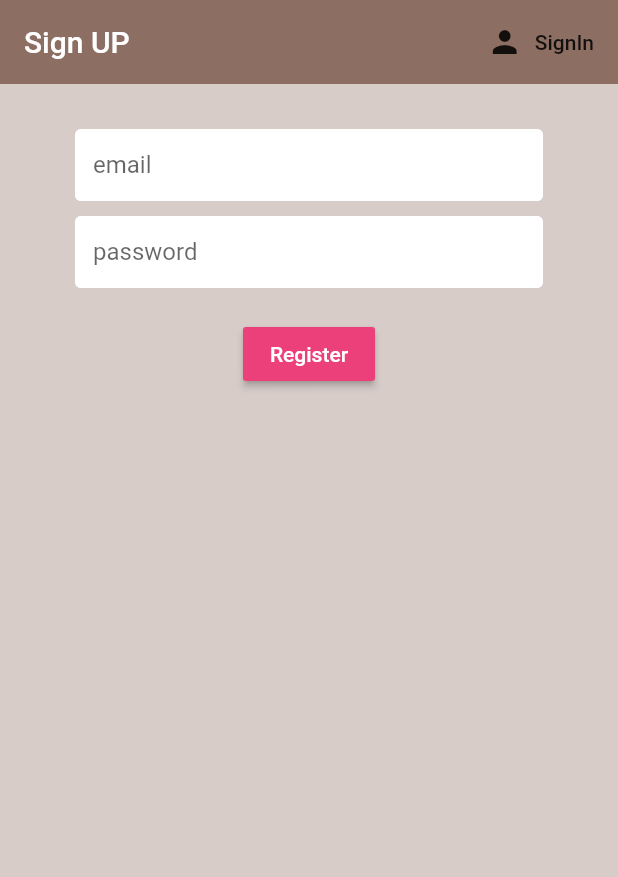
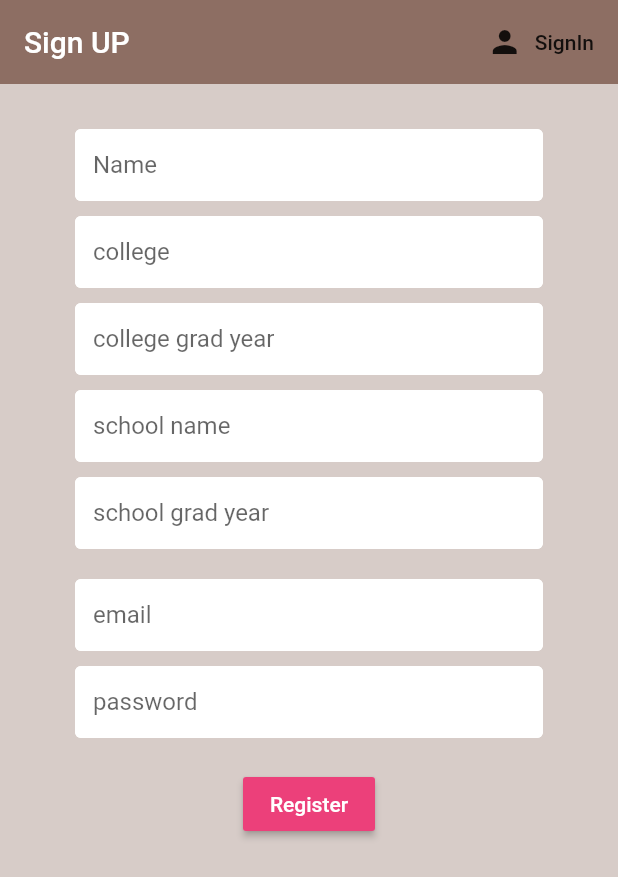
Before and after one commit to singh-yashwant/reconnect, a Flutter app: the screen it shows after launch, after a tap on "Register", on a phone screen of 412 x 824 dp. Shown: the top 877 px of the screen. Run offline on Flutter 3.47's test engine with Material 2 defaults, Android fonts, the phone set to English and light mode, and no system bars; our stand-ins replace cloud_firestore, firebase_auth, flutter_spinkit; accounts and stored records are empty.

Commit message:
users database created and linked with registerarion method

```diff
--- a/lib/screens/authenticate/register.dart
+++ b/lib/screens/authenticate/register.dart
@@ -21,6 +21,11 @@ class _RegisterState extends State<Register> {
 	// text field state
 	String email = "";
 	String password = "";
+	String name = "";
+	String college = "";
+	String college_batch = "";
+	String school = "";
+	String school_batch = "";
 	String error = "";
 
 	@override
@@ -46,8 +51,39 @@ class _RegisterState extends State<Register> {
 						children: <Widget>[
 							SizedBox(height: 10,),
 							TextFormField(
+								decoration: textInputDecoration.copyWith(hintText: 'Name',),
+								validator: (val) => val.isEmpty ? "Enter a valid name" : null,
+								onChanged: (val) {setState(() => name = val);},
+							),
+							SizedBox(height: 10,),
+							TextFormField(
+								decoration: textInputDecoration.copyWith(hintText: 'college'),
+								validator: (val) => val.isEmpty ? "Enter a valid college name" : null,
+								onChanged: (val) {setState(() => college = val);},
+							),
+							SizedBox(height: 10,),
+							TextFormField(
+								decoration: textInputDecoration.copyWith(hintText: 'college grad year'),
+								validator: (val) => val.isEmpty ? "Enter a valid year" : null,
+								onChanged: (val) {setState(() => college_batch = val);},
+							),
+							SizedBox(height: 10,),
+							TextFormField(
+								decoration: textInputDecoration.copyWith(hintText: 'school name'),
+								validator: (val) => val.isEmpty ? "Enter a valid school name" : null,
+								onChanged: (val) {setState(() => school = val);},
+							),
+							SizedBox(height: 10,),
+							TextFormField(
+								decoration: textInputDecoration.copyWith(hintText: 'school grad year'),
+								validator: (val) => val.isEmpty ? "Enter a valid year" : null,
+								onChanged: (val) {setState(() => school_batch = val);},
+							),
+							SizedBox(height: 10,),
+							SizedBox(height: 10,),
+							TextFormField(
 								decoration: textInputDecoration.copyWith(hintText: 'email'),
-								validator: (val) => val.isEmpty ? "Enter an email" : null,
+								validator: (val) => val.isEmpty ? "Enter a valid email" : null,
 								onChanged: (val) {setState(() => email = val);},
 							),
 							SizedBox(height: 10,),
@@ -66,7 +102,8 @@ class _RegisterState extends State<Register> {
 								onPressed: () async {
 									setState(() => loading = true);
 									if(_formKey.currentState.validate()){
-										dynamic result = await _auth.registerWithEmailAndPassword(email, password);
+										dynamic result = await _auth.registerWithEmailAndPassword(email, password, name, school,
+										college, school_batch, college_batch);
 										if(result == null){
 											setState(() {
 											  error = "Firebase validation failed";
@@ -77,6 +114,7 @@ class _RegisterState extends State<Register> {
 									}
 									else{
 										print("form validation faild");
+										setState(() => loading = false);
 									}
 								},
 							),
--- a/lib/services/auth.dart
+++ b/lib/services/auth.dart
@@ -1,12 +1,14 @@
+import 'package:cloud_firestore/cloud_firestore.dart';
 import 'package:firebase_auth/firebase_auth.dart';
 import 'package:reconnect/models/user_model.dart';
 
 class AuthService {
 
 	final FirebaseAuth _auth = FirebaseAuth.instance;
+	final db = Firestore.instance;
 
 	// create user object from firebase user object
-	User _userFromFirebaseUser(FirebaseUser user){
+	User _userFromFirebaseUser(FirebaseUser user) {
 		return user != null ? User(uid: user.uid) : null;
 	}
 
@@ -40,13 +42,18 @@ class AuthService {
 		}
 	}
 
-	// register with email and
-	Future registerWithEmailAndPassword(String email, String password) async{
+	// register with email and password
+	Future registerWithEmailAndPassword(String email, String password, String name,
+			String school, String college, String school_batch, String college_batch) async{
 		try{
 			AuthResult result = await _auth.createUserWithEmailAndPassword(email: email, password: password);
 			FirebaseUser user = result.user;
+
+			createEntryInUsersCollection(user, email, password, name, school, college, school_batch, college_batch);
+
 			return _userFromFirebaseUser(user);
-		}catch(e){
+		}
+		catch(e){
 			print(e.toString());
 			return null;
 		}
@@ -63,4 +70,26 @@ class AuthService {
 		}
 	}
 
+	// create a entry in firestore users db
+	Future createEntryInUsersCollection(FirebaseUser user, String email, String password, String name,
+			String school, String college, String school_batch, String college_batch) async {
+
+		try {
+			await Firestore.instance.collection("users").document(user.uid.toString())
+					.setData({
+				"uid": user.uid.toString(),
+				"name": name,
+				"email": email,
+				"password": password,
+				"school": school,
+				"school_batch": school_batch,
+				"college": college,
+				"college": college_batch,
+			});
+		}catch(e){
+			print("------unable to write to firestore\n");
+			print(e);
+		}
+	}
+
 }
```
